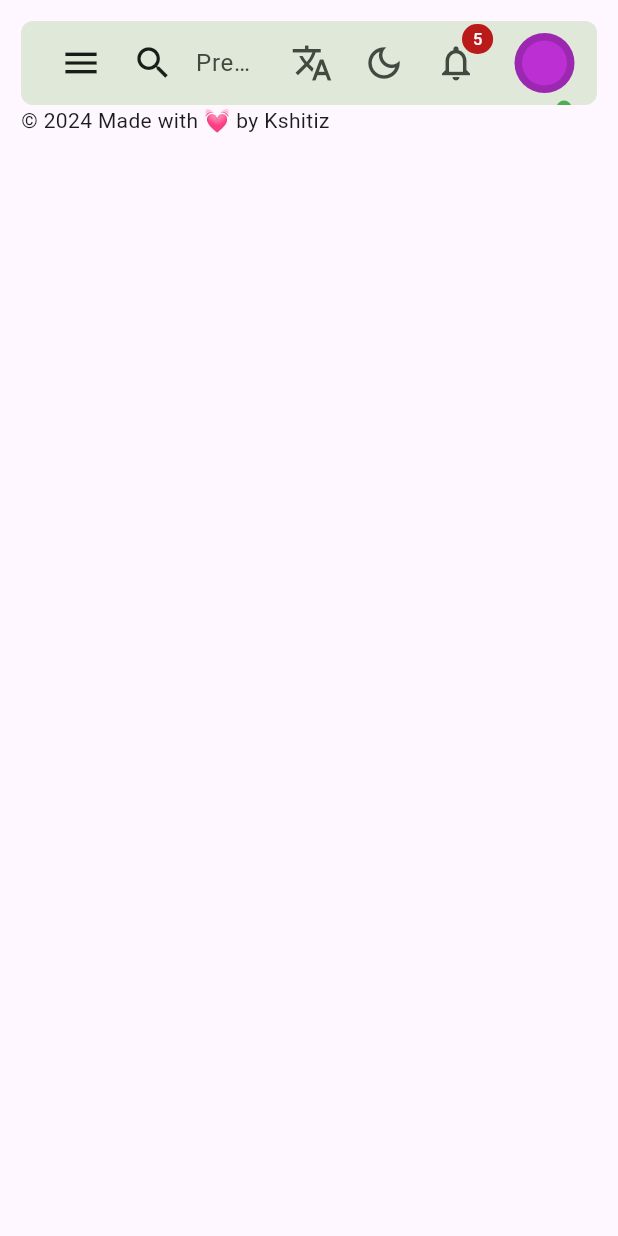
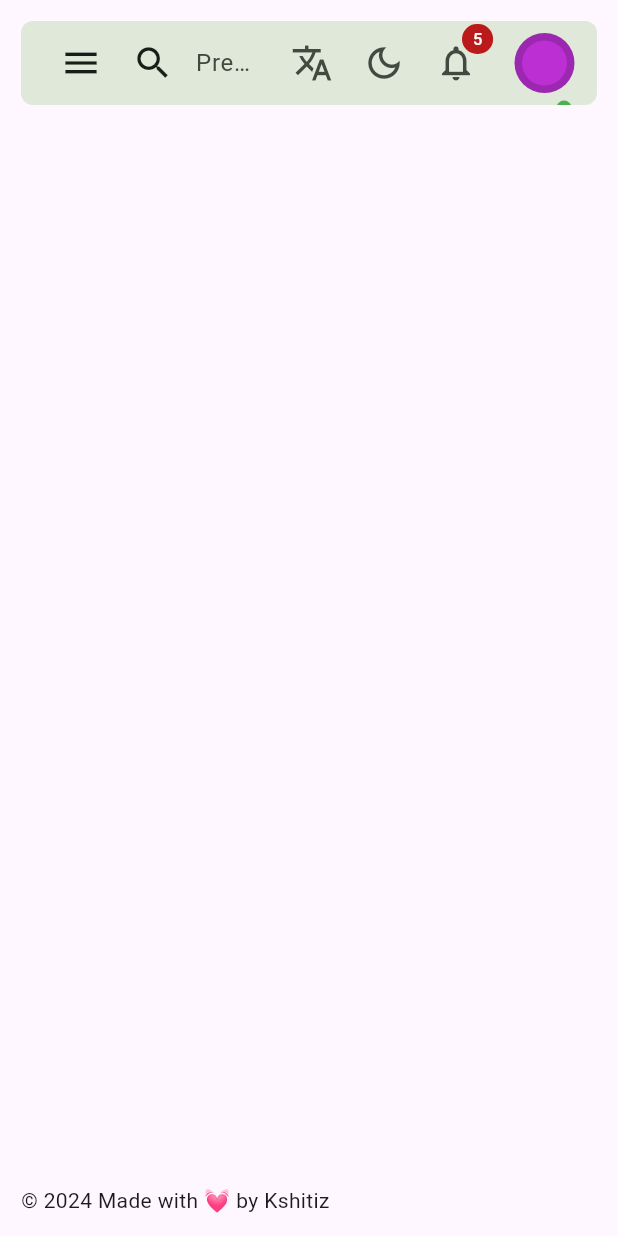
Before and after one commit to KKshitiz/vuexy-admin-flutter, a Flutter app: the screen it shows after launch, on a phone screen of 412 x 824 dp. Run offline on Flutter 3.47's test engine with Material 3 defaults, Android fonts, the phone set to English and light mode, and no system bars; our stand-ins replace auto_route, logger; project files that could hold a hidden picture were left out.

Commit message:
update routes

```diff
--- a/lib/presentation/home/pages/home_page.dart
+++ b/lib/presentation/home/pages/home_page.dart
@@ -34,7 +34,7 @@ class HomePage extends StatelessWidget {
                 child: Column(
                   children: [
                     Header(),
-                    const AutoRouter(),
+                    const Expanded(child: AutoRouter()),
                     const Footer(),
                   ],
                 ),
--- a/lib/routes/router.dart
+++ b/lib/routes/router.dart
@@ -9,12 +9,17 @@ class AppRouter extends $AppRouter {
         AutoRoute(
           path: "/",
           page: HomeRoute.page,
+          children: const [],
+        ),
+        AutoRoute(
+          page: BlankRoute.page,
+          path: "/auth",
           children: [
-            AutoRoute(page: LoginRoute.page),
-            AutoRoute(page: RegistrationRoute.page),
-            AutoRoute(page: ForgotPasswordRoute.page),
-            AutoRoute(page: ResetPasswordRoute.page),
-            AutoRoute(page: TwoStepsRoute.page),
+            AutoRoute(page: LoginRoute.page, path: "login", initial: true),
+            AutoRoute(page: RegistrationRoute.page, path: "register"),
+            AutoRoute(page: ForgotPasswordRoute.page, path: "forgot-password"),
+            AutoRoute(page: ResetPasswordRoute.page, path: "reset-password"),
+            AutoRoute(page: TwoStepsRoute.page, path: "two-steps"),
           ],
         )
       ];
```
Also changed, not shown: lib/presentation/core/pages/blank_page.dart (added, +12 -0 lines), lib/presentation/email/email_page.dart (added, +15 -0 lines), lib/routes/router.gr.dart.
